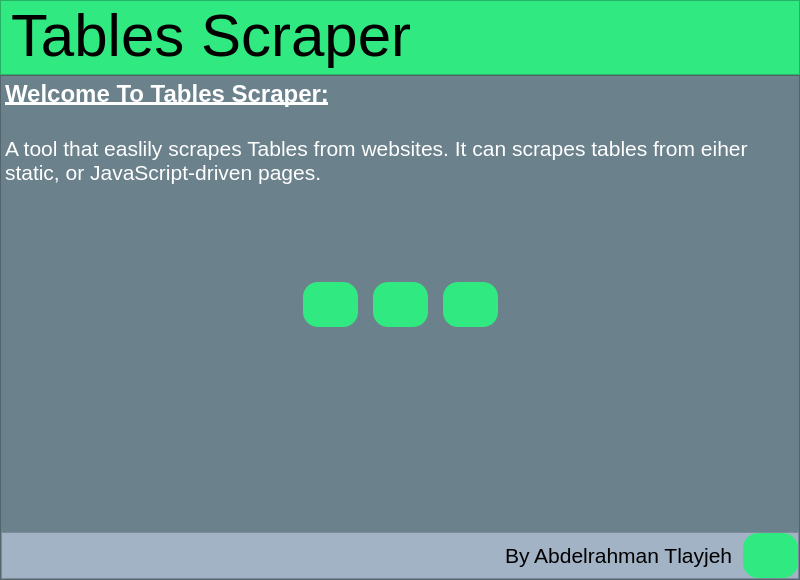
The window that tables-scraper/UI/app_ui.ui (Abdelrahman-tlayjeh/micro-apps) describes before a commit, drawn with Qt 5.
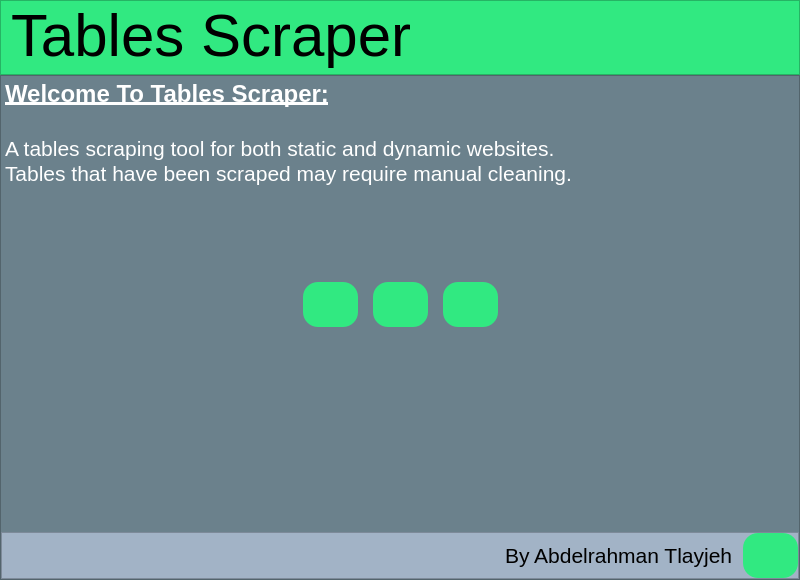
The same window after the commit. Icons and pictures are not drawn.

What changed in the file:
```diff
--- a/tables-scraper/UI/app_ui.ui
+++ b/tables-scraper/UI/app_ui.ui
@@ -231,10 +231,11 @@
               <string>&lt;!DOCTYPE HTML PUBLIC &quot;-//W3C//DTD HTML 4.0//EN&quot; &quot;http://www.w3.org/TR/REC-html40/strict.dtd&quot;&gt;
 &lt;html&gt;&lt;head&gt;&lt;meta name=&quot;qrichtext&quot; content=&quot;1&quot; /&gt;&lt;style type=&quot;text/css&quot;&gt;
 p, li { white-space: pre-wrap; }
-&lt;/style&gt;&lt;/head&gt;&lt;body style=&quot; font-family:'MS Shell Dlg 2'; font-size:7.8pt; font-weight:400; font-style:normal;&quot;&gt;
+&lt;/style&gt;&lt;/head&gt;&lt;body style=&quot; font-family:'MS Shell Dlg 2'; font-size:6.6pt; font-weight:400; font-style:normal;&quot;&gt;
 &lt;p style=&quot; margin-top:0px; margin-bottom:0px; margin-left:0px; margin-right:0px; -qt-block-indent:0; text-indent:0px;&quot;&gt;&lt;span style=&quot; font-size:18pt; font-weight:600; text-decoration: underline;&quot;&gt;Welcome To Tables Scraper:&lt;/span&gt;&lt;/p&gt;
 &lt;p style=&quot;-qt-paragraph-type:empty; margin-top:0px; margin-bottom:0px; margin-left:0px; margin-right:0px; -qt-block-indent:0; text-indent:0px; font-size:18pt; font-weight:600; text-decoration: underline;&quot;&gt;&lt;br /&gt;&lt;/p&gt;
-&lt;p style=&quot; margin-top:0px; margin-bottom:0px; margin-left:0px; margin-right:0px; -qt-block-indent:0; text-indent:0px;&quot;&gt;&lt;span style=&quot; font-size:16pt;&quot;&gt;A tool that easlily scrapes Tables from websites. It can scrapes tables from eiher static, or JavaScript-driven pages.&lt;/span&gt;&lt;/p&gt;&lt;/body&gt;&lt;/html&gt;</string>
+&lt;p style=&quot; margin-top:0px; margin-bottom:0px; margin-left:0px; margin-right:0px; -qt-block-indent:0; text-indent:0px;&quot;&gt;&lt;span style=&quot; font-size:16pt;&quot;&gt;A tables scraping tool for both static and dynamic websites. &lt;/span&gt;&lt;/p&gt;
+&lt;p style=&quot; margin-top:0px; margin-bottom:0px; margin-left:0px; margin-right:0px; -qt-block-indent:0; text-indent:0px;&quot;&gt;&lt;span style=&quot; font-size:16pt;&quot;&gt;Tables that have been scraped may require manual cleaning.&lt;/span&gt;&lt;/p&gt;&lt;/body&gt;&lt;/html&gt;</string>
              </property>
             </widget>
            </item>
```
Left out of the diff: 4 changed lines with no effect on the pictures.
